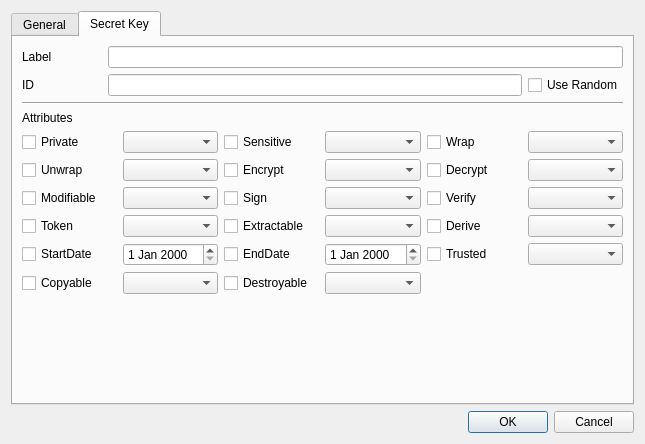
Qt form CryptokiMan/gen_key_dlg.ui (jykim74/CryptokiMan) before a commit.
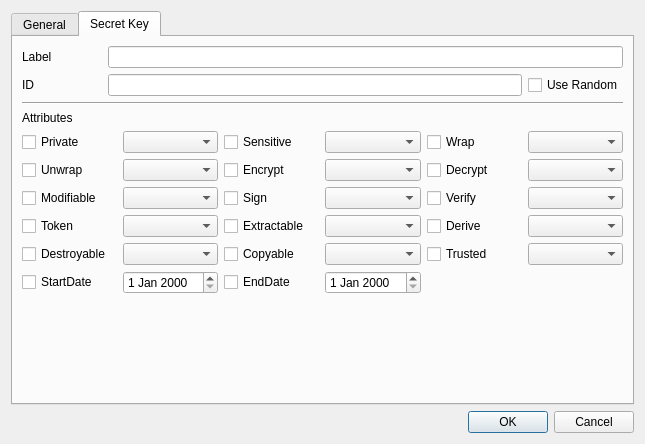
The same form after that commit. The open tabs and pages were chosen to show the change.

The edit to the form file:
```diff
--- a/CryptokiMan/gen_key_dlg.ui
+++ b/CryptokiMan/gen_key_dlg.ui
@@ -614,13 +614,6 @@
            </property>
           </widget>
          </item>
-         <item row="4" column="0">
-          <widget class="QCheckBox" name="mStartDateCheck">
-           <property name="text">
-            <string>StartDate</string>
-           </property>
-          </widget>
-         </item>
          <item row="0" column="4">
           <widget class="QCheckBox" name="mWrapCheck">
            <property name="text">
@@ -667,13 +660,6 @@
          <item row="3" column="1">
           <widget class="QComboBox" name="mTokenCombo"/>
          </item>
-         <item row="4" column="2">
-          <widget class="QCheckBox" name="mEndDateCheck">
-           <property name="text">
-            <string>EndDate</string>
-           </property>
-          </widget>
-         </item>
          <item row="4" column="4">
           <widget class="QCheckBox" name="mTrustedCheck">
            <property name="text">
@@ -704,31 +690,45 @@
          <item row="3" column="3">
           <widget class="QComboBox" name="mExtractableCombo"/>
          </item>
-         <item row="4" column="3">
-          <widget class="QDateEdit" name="mEndDateEdit"/>
+         <item row="4" column="0">
+          <widget class="QCheckBox" name="mDestroyableCheck">
+           <property name="text">
+            <string>Destroyable</string>
+           </property>
+          </widget>
          </item>
          <item row="4" column="1">
-          <widget class="QDateEdit" name="mStartDateEdit"/>
+          <widget class="QComboBox" name="mDestroyableCombo"/>
          </item>
-         <item row="5" column="0">
+         <item row="5" column="2">
+          <widget class="QCheckBox" name="mEndDateCheck">
+           <property name="text">
+            <string>EndDate</string>
+           </property>
+          </widget>
+         </item>
+         <item row="5" column="3">
+          <widget class="QDateEdit" name="mEndDateEdit"/>
+         </item>
+         <item row="4" column="2">
           <widget class="QCheckBox" name="mCopyableCheck">
            <property name="text">
             <string>Copyable</string>
            </property>
           </widget>
          </item>
-         <item row="5" column="2">
-          <widget class="QCheckBox" name="mDestroyableCheck">
-           <property name="text">
-            <string>Destroyable</string>
-           </property>
-          </widget>
-         </item>
-         <item row="5" column="1">
+         <item row="4" column="3">
           <widget class="QComboBox" name="mCopyableCombo"/>
          </item>
-         <item row="5" column="3">
-          <widget class="QComboBox" name="mDestroyableCombo"/>
+         <item row="5" column="0">
+          <widget class="QCheckBox" name="mStartDateCheck">
+           <property name="text">
+            <string>StartDate</string>
+           </property>
+          </widget>
+         </item>
+         <item row="5" column="1">
+          <widget class="QDateEdit" name="mStartDateEdit"/>
          </item>
         </layout>
        </item>
```
Left out of the diff: 10 changed lines with no effect on the pictures.
